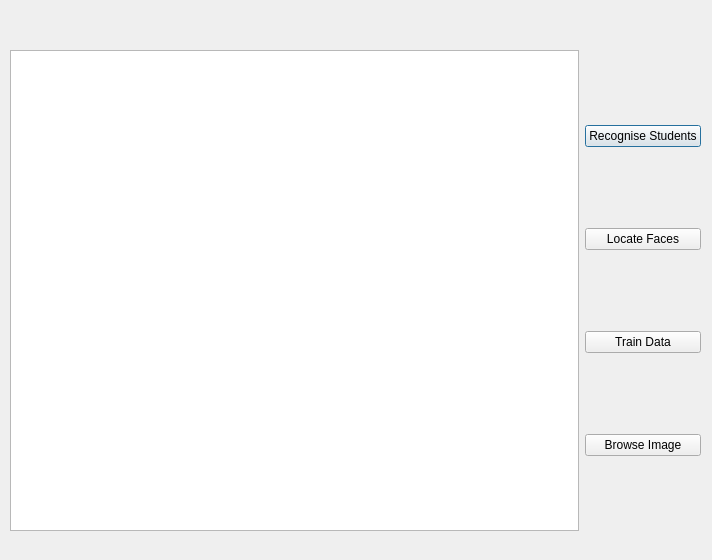
This is gui.ui in ns-saini/Face_Recognition as Qt 5 draws it before an edit. The edited form follows.
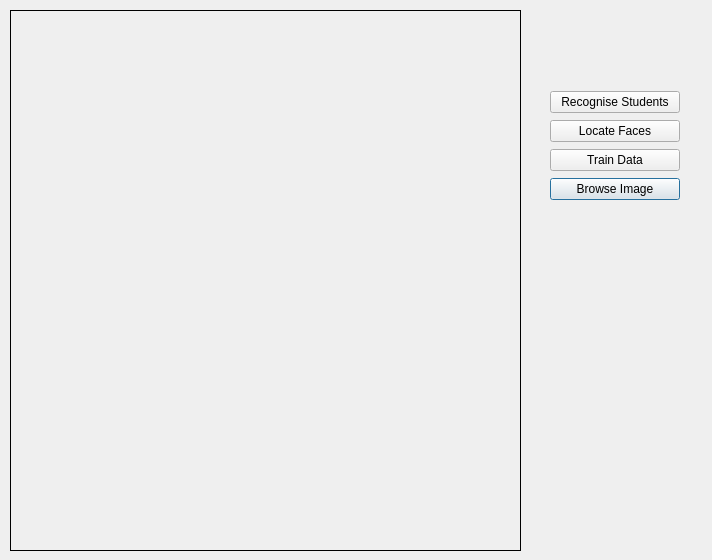
This is the edited form.

```diff
--- a/gui.ui
+++ b/gui.ui
@@ -13,22 +13,47 @@
   <property name="windowTitle">
    <string>Dialog</string>
   </property>
-  <widget class="QWidget" name="horizontalLayoutWidget">
+  <widget class="QLabel" name="label">
    <property name="geometry">
     <rect>
      <x>10</x>
-     <y>50</y>
-     <width>691</width>
-     <height>481</height>
+     <y>10</y>
+     <width>511</width>
+     <height>541</height>
     </rect>
    </property>
-   <layout class="QHBoxLayout" name="horizontalLayout">
-    <item>
-     <widget class="QGraphicsView" name="graphicsView"/>
+   <property name="frameShape">
+    <enum>QFrame::Box</enum>
+   </property>
+   <property name="text">
+    <string/>
+   </property>
+  </widget>
+  <widget class="QWidget" name="gridLayoutWidget">
+   <property name="geometry">
+    <rect>
+     <x>550</x>
+     <y>90</y>
+     <width>130</width>
+     <height>112</height>
+    </rect>
+   </property>
+   <layout class="QGridLayout" name="gridLayout">
+    <item row="4" column="0">
+     <widget class="QPushButton" name="browseImage">
+      <property name="text">
+       <string>Browse Image</string>
+      </property>
+     </widget>
     </item>
-    <item>
-     <layout class="QVBoxLayout" name="verticalLayout">
-      <item>
+    <item row="2" column="0">
+     <widget class="QPushButton" name="trainData">
+      <property name="text">
+       <string>Train Data</string>
+      </property>
+     </widget>
+    </item>
+    <item row="0" column="0">
        <widget class="QPushButton" name="recogniseStudents">
         <property name="text">
          <string>Recognise Students</string>
@@ -41,29 +66,13 @@
         </property>
        </widget>
       </item>
-      <item>
-       <widget class="QPushButton" name="pushButton_2">
+    <item row="1" column="0">
+     <widget class="QPushButton" name="locateFaces">
         <property name="text">
          <string>Locate Faces</string>
         </property>
        </widget>
       </item>
-      <item>
-       <widget class="QPushButton" name="trainData">
-        <property name="text">
-         <string>Train Data</string>
-        </property>
-       </widget>
-      </item>
-      <item>
-       <widget class="QPushButton" name="browseImage">
-        <property name="text">
-         <string>Browse Image</string>
-        </property>
-       </widget>
-      </item>
-     </layout>
-    </item>
    </layout>
   </widget>
   <zorder>horizontalLayoutWidget</zorder>
```
Left out of the diff: 1 changed line with no effect on the pictures. Lines whose indentation alone changed are shown as unchanged.
